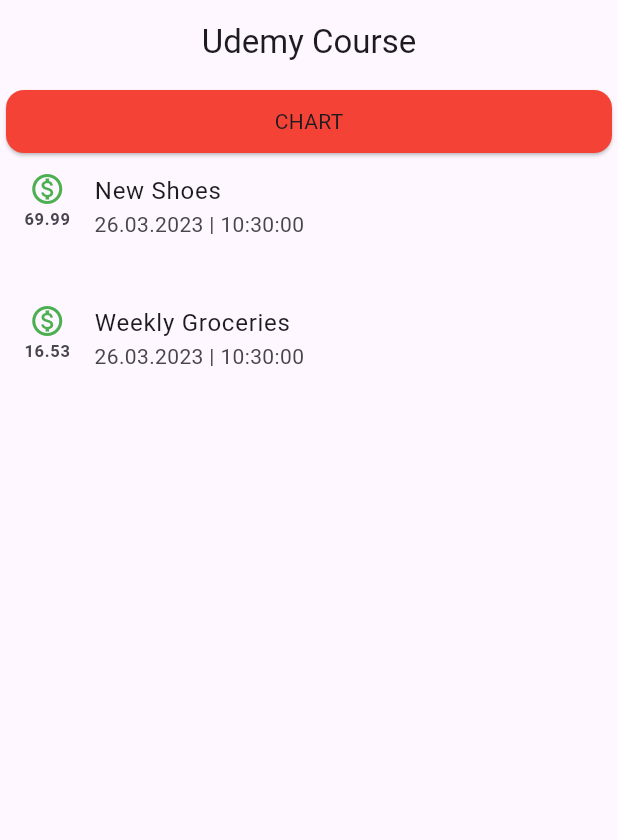
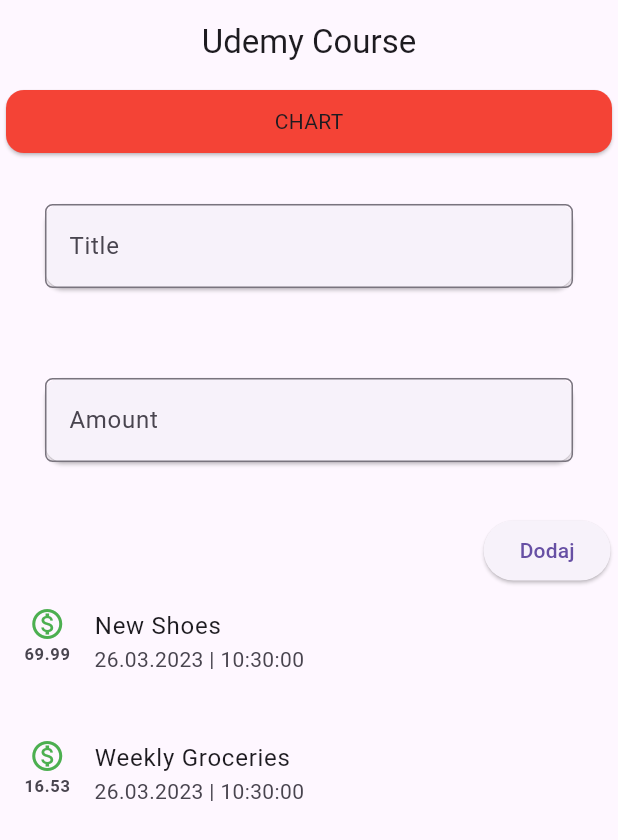
Before and after one commit to Pioxis/unimag, a Flutter app: the screen it shows after launch, on a phone screen of 412 x 824 dp. Shown: the top 840 px of the screen. Run offline on Flutter 3.47's test engine with Material 2 defaults, Android fonts, the phone set to English and light mode, and no system bars.

Commit message:
Udemy Two text holders

```diff
--- a/lib/homepage.dart
+++ b/lib/homepage.dart
@@ -1,9 +1,7 @@
 import 'package:flutter/material.dart';
-import 'package:intl/intl.dart';
+import './widgets/transaction_list.dart';
 
-import './transaction.dart';
-
-
+import 'models/transaction.dart';
 
 class Homepage extends StatefulWidget {
   const Homepage({super.key});
@@ -11,6 +9,9 @@ class Homepage extends StatefulWidget {
   @override
   State<Homepage> createState() => _HomepageState();
 }
+
+final titleInput = TextEditingController();
+final amountInput = TextEditingController();
 
 class _HomepageState extends State<Homepage> {
   final List<Transaction> transactions = [
@@ -41,35 +42,59 @@ class _HomepageState extends State<Homepage> {
         mainAxisAlignment: MainAxisAlignment.start,
         crossAxisAlignment: CrossAxisAlignment.stretch,
         children: <Widget>[
-          Container(
+          const SizedBox(
             width: double.infinity,
             height: 50,
-            child: const Card(
+            child: Card(
               color: Colors.red,
               child: Center(child: Text('CHART')),
             ),
           ),
-          Column(
-            children: transactions.map((tx) {
-              return ListTile(
-                title: Text(tx.title),
-                subtitle: Text(DateFormat('dd.MM.y | HH:mm:ss').format(tx.date)),
-                leading: Column(
-                  children: <Widget>[
-                    const Icon(
-                      Icons.monetization_on_outlined,
-                      color: Colors.green,
-                    ),
-                    Text(
-                      tx.amount.toString(),
-                      style: const TextStyle(fontWeight: FontWeight.bold),
-                    ),
-                  ],
+          Card(
+            margin: const EdgeInsets.all(30),
+            child: TextField(
+              decoration: const InputDecoration(
+                labelText: "Title",
+                border: OutlineInputBorder(
+                  borderRadius: BorderRadius.all(
+                    Radius.circular(5),
+                  ),
                 ),
-                isThreeLine: true,
-              );
-            }).toList(),
-          )
+              ),
+              controller: titleInput,
+              //onChanged: (value) => titleInput = value,
+              //dodawanie tekstu z pola tekstowego do zmiennej i później
+              //wypisywanie tego tekstu za pomocą debugPrinta w przycisku
+            ),
+          ),
+          Card(
+            margin: const EdgeInsets.all(30),
+            child: TextField(
+              decoration: const InputDecoration(
+                labelText: "Amount",
+                border: OutlineInputBorder(
+                  borderRadius: BorderRadius.all(
+                    Radius.circular(5),
+                  ),
+                ),
+              ),
+              controller: amountInput,
+              //onChanged: (value) => titleInput = value,
+              //dodawanie tekstu z pola tekstowego do zmiennej i później
+              //wypisywanie tego tekstu za pomocą debugPrinta w przycisku
+            ),
+          ),
+          Container(
+            padding: const EdgeInsets.all(5),
+            alignment: Alignment.centerRight,
+            child: ElevatedButton(
+              onPressed: () {
+                debugPrint('${titleInput.text}\n${amountInput.text}'); //wypisywanie tekstu z FieldTextu
+              },
+              child: const Text("Dodaj"),
+            ),
+          ),
+          TransactionList(),
         ],
       ),
     );
--- /dev/null
+++ b/lib/widgets/transaction_list.dart
@@ -0,0 +1,52 @@
+import 'package:flutter/material.dart';
+import 'package:intl/intl.dart';
+import '../models/transaction.dart';
+
+class TransactionList extends StatefulWidget {
+  const TransactionList({super.key});
+
+  @override
+  _TransactionListState createState() => _TransactionListState();
+}
+
+class _TransactionListState extends State<TransactionList> {
+  final List<Transaction> _userTransactions = [
+    Transaction(
+      id: 't1',
+      title: 'New Shoes',
+      amount: 69.99,
+      date: DateTime.now(),
+    ),
+    Transaction(
+      id: 't2',
+      title: 'Weekly Groceries',
+      amount: 16.53,
+      date: DateTime.now(),
+    ),
+  ];
+
+  @override
+  Widget build(BuildContext context) {
+    return Column(
+      children: _userTransactions.map((tx) {
+        return ListTile(
+          title: Text(tx.title),
+          subtitle: Text(DateFormat('dd.MM.y | HH:mm:ss').format(tx.date)),
+          leading: Column(
+            children: <Widget>[
+              const Icon(
+                Icons.monetization_on_outlined,
+                color: Colors.green,
+              ),
+              Text(
+                tx.amount.toString(),
+                style: const TextStyle(fontWeight: FontWeight.bold),
+              ),
+            ],
+          ),
+          isThreeLine: true,
+        );
+      }).toList(),
+    );
+  }
+}
```
Also changed, not shown: pubspec.yaml (+4 -73 lines), lib/models/transaction.dart (renamed from lib/transaction.dart).
